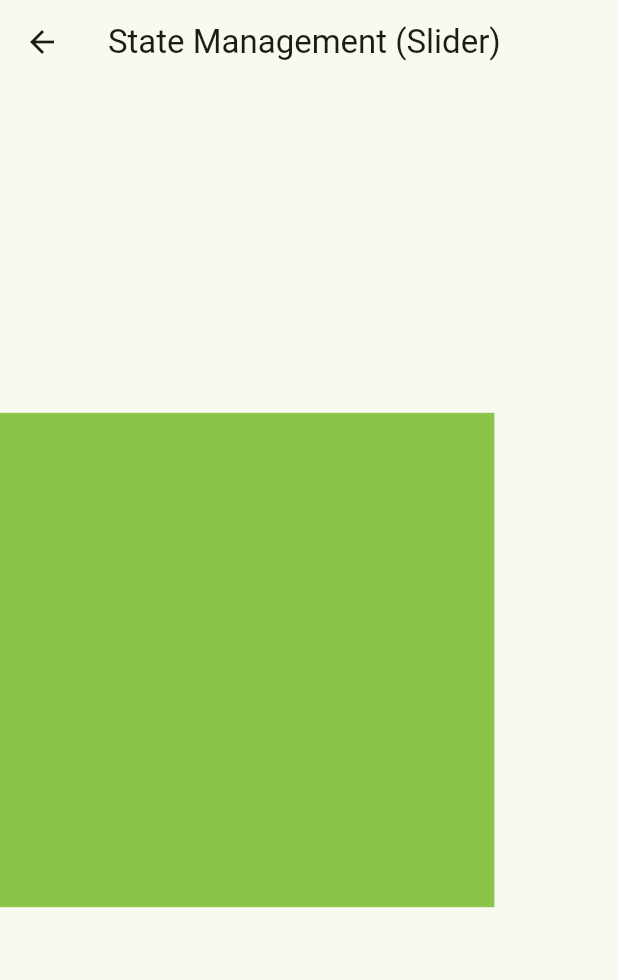
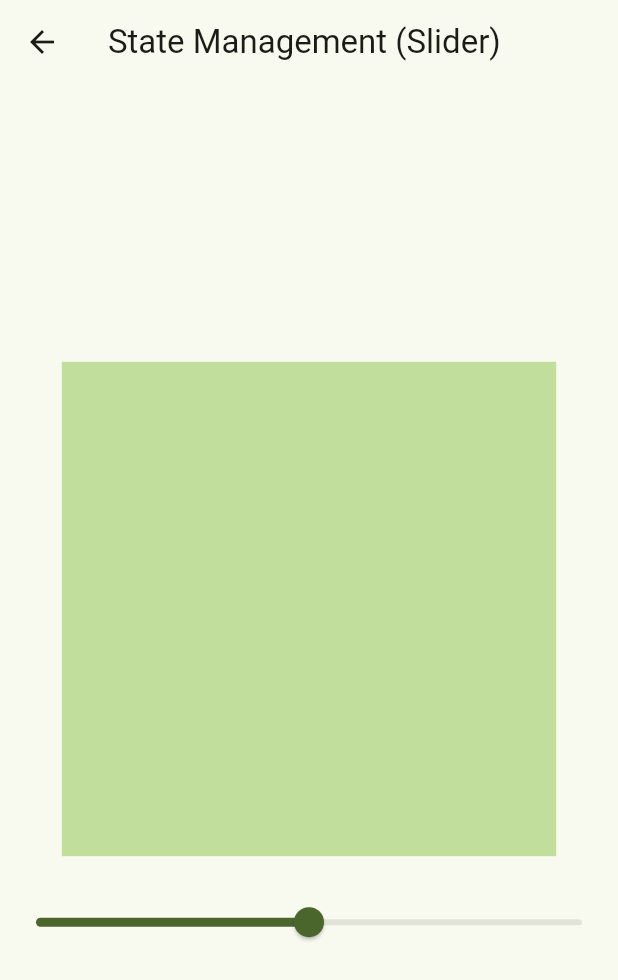
Before and after one commit to Ankit5125/Flutter-GetX-Practice, a Flutter app: the StateManagementSlider screen opened directly, on a phone screen of 412 x 824 dp. Shown: the top 980 px of the screen. Run offline on Flutter 3.47's test engine with Material 3 defaults, Android fonts, the phone set to English and light mode, and no system bars; our stand-ins replace get.

Commit message:
Added Slider State Management

```diff
--- /dev/null
+++ b/lib/Classes/SliderController.dart
@@ -0,0 +1,9 @@
+import 'package:get/get.dart';
+
+class SliderController extends GetxController {
+  RxDouble value = 0.5.obs;
+
+  changeValue(double newValue) {
+    value.value = newValue;
+  }
+}
--- a/lib/Screens/StateManagementScreen/StateManagementSlider.dart
+++ b/lib/Screens/StateManagementScreen/StateManagementSlider.dart
@@ -1,23 +1,43 @@
 import 'package:flutter/material.dart';
 import 'package:get/get.dart';
+import 'package:getx_practice/Classes/SliderController.dart';
 
 class StateManagementSlider extends StatelessWidget {
   const StateManagementSlider({super.key});
 
   @override
   Widget build(BuildContext context) {
+    SliderController controller = Get.put(SliderController());
+
     return Scaffold(
       appBar: AppBar(title: Text("State Management (Slider)")),
-      body: Column(
+      body: Center(
+        child: Column(
           mainAxisAlignment: MainAxisAlignment.spaceEvenly,
           crossAxisAlignment: CrossAxisAlignment.center,
+          children: [
+            Obx(
+              () => Column(
+                spacing: 20,
                 children: [
                   Container(
                     height: Get.height * 0.4,
                     width: Get.width * 0.8,
-            color: Colors.lightGreen,
+                    color: Colors.lightGreen.withOpacity(
+                      controller.value.value,
+                    ),
+                  ),
+                  Slider(
+                    value: controller.value.value,
+                    onChanged: (newValue) {
+                      controller.changeValue(newValue);
+                    },
                   ),
                 ],
+              ),
+            ),
+          ],
+        ),
       ),
     );
   }
--- a/lib/Widgest/ListTileCard.dart
+++ b/lib/Widgest/ListTileCard.dart
@@ -10,6 +10,6 @@ class ListTileCard extends StatelessWidget {
   Widget build(BuildContext context) {
     return Card(
       child: ListTile(title: Text(string), onTap: onTap),
-    );
+    ).paddingOnly(top: 5, left: 5, right: 5);
   }
 }
```
Also changed, not shown: lib/Screens/HomePage.dart (+7 -0 lines). Lines whose indentation alone changed are shown as unchanged.
